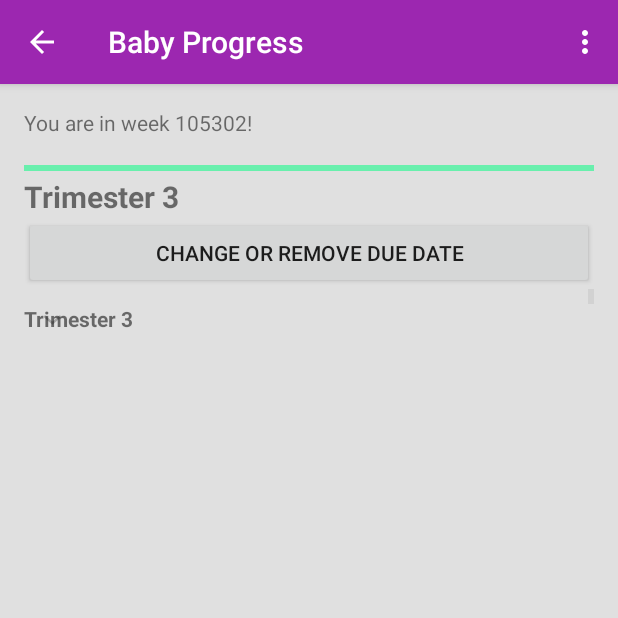
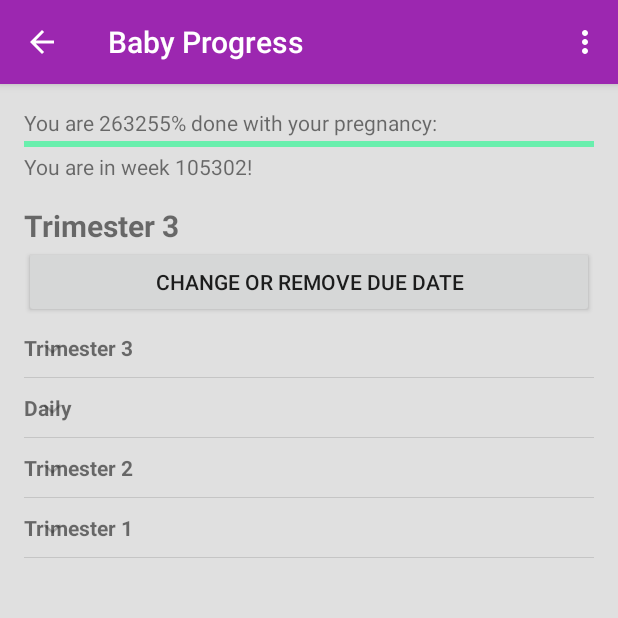
Before and after one commit to ahtakle/Project-Ina-Android, an Android app: the BabyProgress screen opened directly, with no data from a screen before it, on a phone screen of 412 x 824 dp, the top half of it. Run offline under Robolectric (Android 15) with nearby library versions, the phone set to English and light mode, and no system bars; 3 statements that could not run were skipped.

Commit message:
5 - Clean up glossary and add diamonds

```diff
--- a/app/src/main/AndroidManifest.xml
+++ b/app/src/main/AndroidManifest.xml
@@ -103,7 +103,11 @@
         <activity
             android:name=".BabyProgress"
             android:label="@string/title_activity_baby_progress"
-            android:theme="@style/AppTheme"></activity>
+            android:theme="@style/AppTheme">
+            <meta-data
+                android:name="android.support.PARENT_ACTIVITY"
+                android:value="com.projectina.ina.Home" />
+        </activity>
     </application>
 
 </manifest>
--- a/app/src/main/java/com/projectina/ina/BabyProgress.java
+++ b/app/src/main/java/com/projectina/ina/BabyProgress.java
@@ -5,7 +5,6 @@ import android.content.SharedPreferences;
 import android.os.Bundle;
 import android.support.v7.app.AppCompatActivity;
 import android.support.v7.widget.Toolbar;
-import android.util.Log;
 import android.view.Menu;
 import android.view.MenuItem;
 import android.view.View;
@@ -65,14 +64,15 @@ public class BabyProgress extends AppCompatActivity {
             Date dueDate = new Date(due_year, due_month, due_day);
             final int millisInDay = 1000 * 60 * 60 * 24;
             int diffInDays = (int) ((dueDate.getTime() - currDate.getTime()) / millisInDay);
-            Log.e("difference in days", diffInDays + "");
+            int progress = pregnancyLength - diffInDays;
+            progressBar.setProgress(progress);
 
-
-            progressBar.setProgress(pregnancyLength - diffInDays);
-
+            int percentDone = (int) ((100.0 * progress) / pregnancyLength);
+            TextView percentDoneText = (TextView) findViewById(R.id.percent_done);
+            percentDoneText.setText("You are " + percentDone + "% done with your pregnancy:");
 
             TextView weekText = (TextView) findViewById(R.id.progress_weeks);
-            int weeksCompleted = (pregnancyLength - diffInDays) / 7;
+            int weeksCompleted = (progress) / 7;
             weekText.setText("You are in week " + weeksCompleted + "!\n");
 
             TextView trimText = (TextView) findViewById(R.id.trimester);
--- a/app/src/main/java/com/projectina/ina/GlossaryAdapter.java
+++ b/app/src/main/java/com/projectina/ina/GlossaryAdapter.java
@@ -23,13 +23,11 @@ public class GlossaryAdapter extends RecyclerView.Adapter<GlossaryAdapter.ViewHo
     private android.support.v4.app.FragmentManager mFragmentManager;
 
     public class ViewHolder extends RecyclerView.ViewHolder {
-        public TextView title, year, genre;
+        public TextView title;
 
         public ViewHolder(View view) {
             super(view);
             title = (TextView) view.findViewById(R.id.title);
-            genre = (TextView) view.findViewById(R.id.genre);
-            year = (TextView) view.findViewById(R.id.year);
         }
     }
 
@@ -81,8 +79,6 @@ public class GlossaryAdapter extends RecyclerView.Adapter<GlossaryAdapter.ViewHo
     public void onBindViewHolder(final ViewHolder holder, final int position) {
         GlossaryTerm term = glossaryList.get(position);
         holder.title.setText(term.getTitle());
-        holder.genre.setText(term.getGenre());
-        holder.year.setText(term.getYear());
 
         //int textColor = R.color.colorText;
         //holder.title.setTextColor(term.getColor());
--- a/app/src/main/res/layout/activity_baby_progress.xml
+++ b/app/src/main/res/layout/activity_baby_progress.xml
@@ -41,13 +41,19 @@
             <TextView
                 android:layout_width="match_parent"
                 android:layout_height="wrap_content"
-                android:id="@+id/progress_weeks" />
+                android:id="@+id/percent_done" />
 
             <ProgressBar
                 style="?android:attr/progressBarStyleHorizontal"
                 android:layout_width="match_parent"
                 android:layout_height="10dp"
                 android:id="@+id/progressBar2" />
+
+            <TextView
+                android:layout_width="match_parent"
+                android:layout_height="wrap_content"
+                android:id="@+id/progress_weeks" />
+
 
             <TextView
                 android:layout_width="match_parent"
@@ -61,17 +67,12 @@
                 android:layout_height="wrap_content"
                 android:text="@string/change_due_date" />
 
-            <ScrollView
-                android:layout_width="wrap_content"
-                android:layout_height="wrap_content">
-
             <ExpandableListView
                 android:layout_width="match_parent"
                 android:layout_height="500dp"
                 android:dividerHeight="0.5dp"
                 android:indicatorLeft="?android:attr/expandableListPreferredItemIndicatorLeft"
                 android:id="@+id/expandableListView" />
-            </ScrollView>
         </LinearLayout>
     </ScrollView>
 
--- a/app/src/main/res/layout/trim_item.xml
+++ b/app/src/main/res/layout/trim_item.xml
@@ -4,7 +4,8 @@
     android:layout_width="match_parent"
     android:layout_height="match_parent">
 
-    <TextView
+
+    <CheckBox
         android:id="@+id/trimListItem"
         android:layout_width="fill_parent"
         android:layout_height="wrap_content"
```
Also changed, not shown: app/src/main/java/com/projectina/ina/GlossaryTerm.java (+19 -37 lines), app/src/main/res/layout/glossary_term_row.xml (+17 -19 lines), app/src/main/red_diamond-web.png (added), app/src/main/res/mipmap-hdpi/red_diamond.png (added), app/src/main/res/mipmap-mdpi/red_diamond.png (added), app/src/main/res/mipmap-xhdpi/red_diamond.png (added), app/src/main/res/mipmap-xxhdpi/red_diamond.png (added), app/src/main/res/mipmap-xxxhdpi/red_diamond.png (added). Lines whose indentation alone changed are shown as unchanged.
